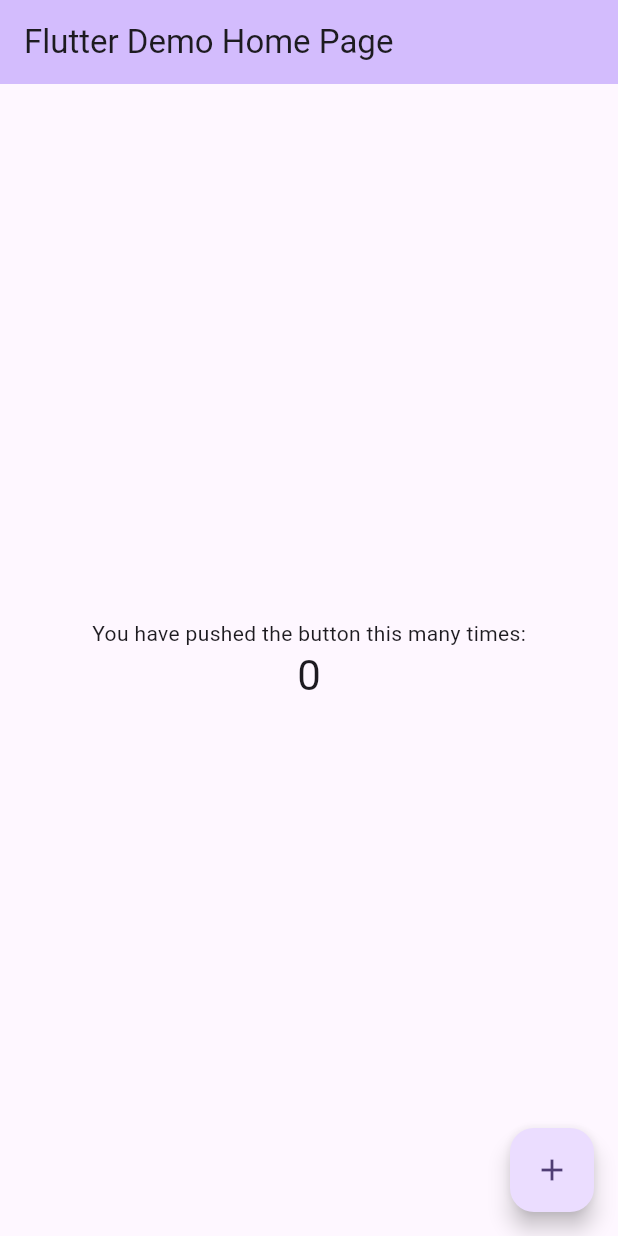
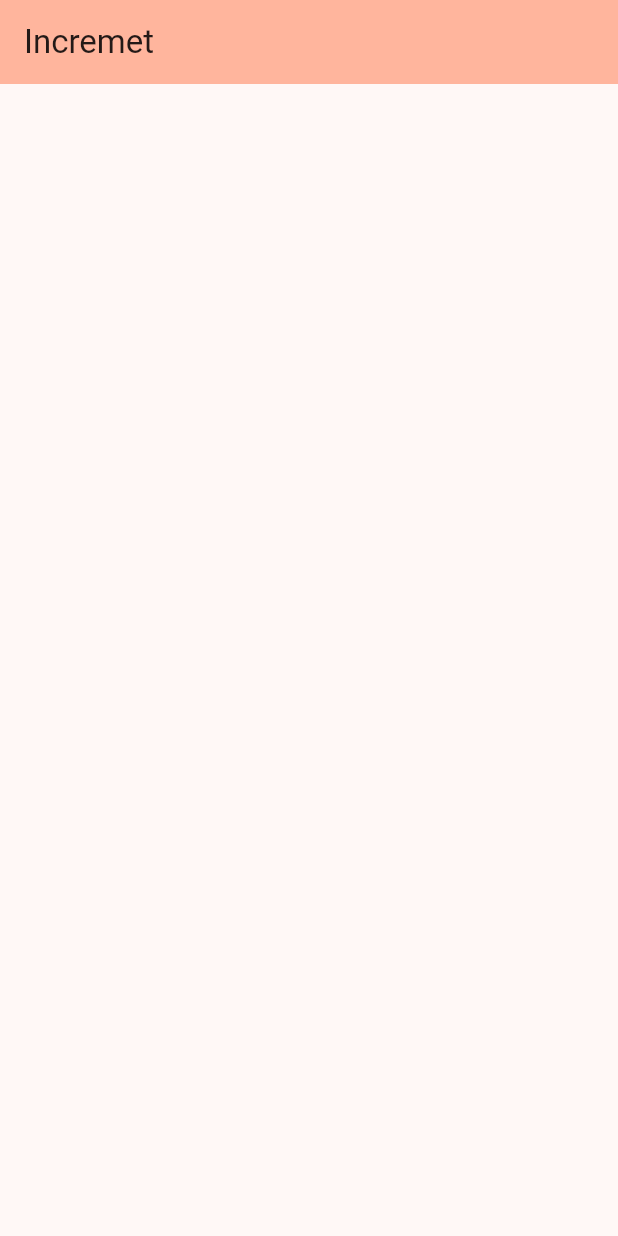
Before and after one commit to ArkashaEsipov/IT2202__Esipov, a Flutter app: the screen it shows after launch, on a phone screen of 412 x 824 dp. Run offline on Flutter 3.47's test engine with Material 3 defaults, Android fonts, the phone set to English and light mode, and no system bars.

Commit message:
fix: del part of def code

```diff
--- a/Lab3/inkrement/lib/main.dart
+++ b/Lab3/inkrement/lib/main.dart
@@ -6,46 +6,24 @@ void main() {
 
 class MyApp extends StatelessWidget {
   const MyApp({super.key});
-
-  // This widget is the root of your application.
   @override
   Widget build(BuildContext context) {
     return MaterialApp(
       title: 'Flutter Demo',
+
       theme: ThemeData(
-        // This is the theme of your application.
-        //
-        // TRY THIS: Try running your application with "flutter run". You'll see
-        // the application has a purple toolbar. Then, without quitting the app,
-        // try changing the seedColor in the colorScheme below to Colors.green
-        // and then invoke "hot reload" (save your changes or press the "hot
-        // reload" button in a Flutter-supported IDE, or press "r" if you used
-        // the command line to start the app).
-        //
-        // Notice that the counter didn't reset back to zero; the application
-        // state is not lost during the reload. To reset the state, use hot
-        // restart instead.
-        //
-        // This works for code too, not just values: Most code changes can be
-        // tested with just a hot reload.
-        colorScheme: ColorScheme.fromSeed(seedColor: Colors.deepPurple),
+
+        colorScheme: ColorScheme.fromSeed(seedColor: const Color.fromARGB(255, 163, 50, 1)),
       ),
-      home: const MyHomePage(title: 'Flutter Demo Home Page'),
+      home:
+         const MyHomePage(title: 'Incremet')
+
     );
   }
 }
 
 class MyHomePage extends StatefulWidget {
   const MyHomePage({super.key, required this.title});
-
-  // This widget is the home page of your application. It is stateful, meaning
-  // that it has a State object (defined below) that contains fields that affect
-  // how it looks.
-
-  // This class is the configuration for the state. It holds the values (in this
-  // case the title) provided by the parent (in this case the App widget) and
-  // used by the build method of the State. Fields in a Widget subclass are
-  // always marked "final".
 
   final String title;
 
@@ -56,67 +34,23 @@ class MyHomePage extends StatefulWidget {
 class _MyHomePageState extends State<MyHomePage> {
   int _counter = 0;
 
-  void _incrementCounter() {
-    setState(() {
-      // This call to setState tells the Flutter framework that something has
-      // changed in this State, which causes it to rerun the build method below
-      // so that the display can reflect the updated values. If we changed
-      // _counter without calling setState(), then the build method would not be
-      // called again, and so nothing would appear to happen.
-      _counter++;
-    });
-  }
-
   @override
   Widget build(BuildContext context) {
-    // This method is rerun every time setState is called, for instance as done
-    // by the _incrementCounter method above.
-    //
-    // The Flutter framework has been optimized to make rerunning build methods
-    // fast, so that you can just rebuild anything that needs updating rather
-    // than having to individually change instances of widgets.
+
     return Scaffold(
       appBar: AppBar(
-        // TRY THIS: Try changing the color here to a specific color (to
-        // Colors.amber, perhaps?) and trigger a hot reload to see the AppBar
-        // change color while the other colors stay the same.
+
         backgroundColor: Theme.of(context).colorScheme.inversePrimary,
-        // Here we take the value from the MyHomePage object that was created by
-        // the App.build method, and use it to set our appbar title.
+
         title: Text(widget.title),
       ),
       body: Center(
-        // Center is a layout widget. It takes a single child and positions it
-        // in the middle of the parent.
+
         child: Column(
-          // Column is also a layout widget. It takes a list of children and
-          // arranges them vertically. By default, it sizes itself to fit its
-          // children horizontally, and tries to be as tall as its parent.
-          //
-          // Column has various properties to control how it sizes itself and
-          // how it positions its children. Here we use mainAxisAlignment to
-          // center the children vertically; the main axis here is the vertical
-          // axis because Columns are vertical (the cross axis would be
-          // horizontal).
-          //
-          // TRY THIS: Invoke "debug painting" (choose the "Toggle Debug Paint"
-          // action in the IDE, or press "p" in the console), to see the
-          // wireframe for each widget.
-          mainAxisAlignment: MainAxisAlignment.center,
-          children: <Widget>[
-            const Text('You have pushed the button this many times:'),
-            Text(
-              '$_counter',
-              style: Theme.of(context).textTheme.headlineMedium,
-            ),
-          ],
+
         ),
       ),
-      floatingActionButton: FloatingActionButton(
-        onPressed: _incrementCounter,
-        tooltip: 'Increment',
-        child: const Icon(Icons.add),
-      ), // This trailing comma makes auto-formatting nicer for build methods.
+
     );
   }
 }
```
